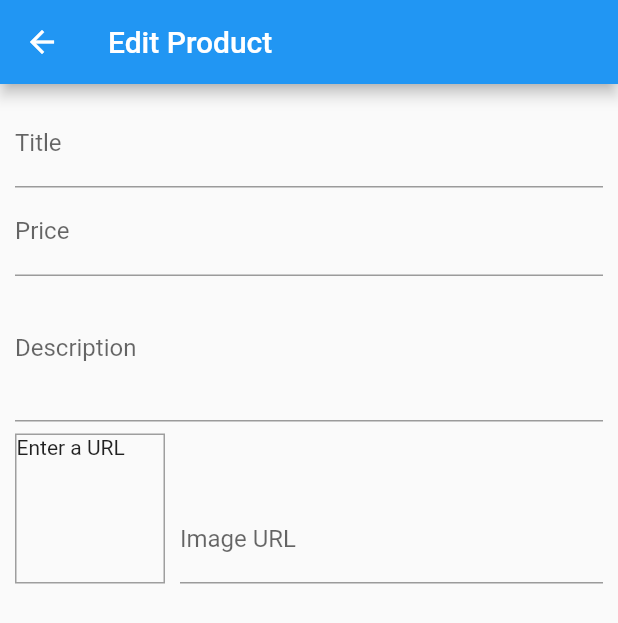
After one commit to burdalgin/Shop_App_State_manager, a Flutter app: the EditProductScreen screen opened by its route, on a phone screen of 412 x 824 dp. The commit adds this screen. Shown: the top 623 px of the screen. Run offline on Flutter 3.47's test engine with Material 2 defaults, Android fonts, the phone set to English and light mode, and no system bars; network calls fail.

Commit message:
edit product screen WIP|TExt fields added

```diff
--- a/project/lib/main.dart
+++ b/project/lib/main.dart
@@ -8,6 +8,7 @@ import 'providers/products_provider.dart';
 import 'package:provider/provider.dart';
 import 'providers/cart_provider.dart';
 import './screens/user_products_screen.dart';
+import './screens/edit_product_screen.dart';
 
 void main() => runApp(MyApp());
 
@@ -36,6 +37,7 @@ class MyApp extends StatelessWidget {
           CartScreen.routeName: (ctx) => CartScreen(),
           OrdersScreen.routeName: (ctx) => OrdersScreen(),
           UserProductsScreen.routeName: (ctx) => UserProductsScreen(),
+          EditProductScreen.routeName: (ctx) => EditProductScreen(),
         },
       ),
     );
--- /dev/null
+++ b/project/lib/screens/edit_product_screen.dart
@@ -0,0 +1,107 @@
+import 'package:flutter/material.dart';
+
+class EditProductScreen extends StatefulWidget {
+  static const routeName = '/edit-product-screen';
+  @override
+  State<EditProductScreen> createState() => _EditProductScreenState();
+}
+
+class _EditProductScreenState extends State<EditProductScreen> {
+  final _priceFocusNode = FocusNode();
+  final _descriptionNode = FocusNode();
+  final _imageUrlController = TextEditingController();
+  final _imageUrlFocusNode = FocusNode();
+
+  @override
+  void initState() {
+    _imageUrlFocusNode.addListener(_updateImageUrl);
+    super.initState();
+  }
+
+  void _updateImageUrl() {
+    if (!_imageUrlFocusNode.hasFocus) {
+      setState(() {});
+    }
+  }
+
+  @override
+  void dispose() //стираем значение после выхода перед входом на страницу
+  {
+    _imageUrlFocusNode.removeListener(_updateImageUrl);
+    _descriptionNode.dispose();
+    _priceFocusNode.dispose();
+    _imageUrlController.dispose();
+    _imageUrlFocusNode.dispose();
+
+    super.dispose();
+  }
+
+  Widget build(BuildContext context) {
+    return Scaffold(
+      appBar: AppBar(title: Text('Edit Product')),
+      body: Padding(
+        padding: const EdgeInsets.all(10.0),
+        child: Form(
+          child: ListView(
+            children: <Widget>[
+              TextFormField(
+                decoration: InputDecoration(labelText: 'Title'),
+                textInputAction: TextInputAction
+                    .next, //кнопка перехоа на следующую строку на клавиатуре
+                onFieldSubmitted: (_) =>
+                    {FocusScope.of(context).requestFocus(_priceFocusNode)},
+              ),
+              TextFormField(
+                decoration: InputDecoration(labelText: 'Price'),
+                textInputAction: TextInputAction
+                    .next, //кнопка перехоа на следующую строку на клавиатуре
+                keyboardType: TextInputType.number,
+                focusNode: _priceFocusNode,
+                onFieldSubmitted: (_) =>
+                    {FocusScope.of(context).requestFocus(_descriptionNode)},
+              ),
+              TextFormField(
+                decoration: InputDecoration(labelText: 'Description'),
+                maxLines: 3,
+                keyboardType: TextInputType.multiline,
+                textInputAction: TextInputAction
+                    .next, //кнопка перехоа на следующую строку на клавиатуре
+                onFieldSubmitted: (_) =>
+                    {FocusScope.of(context).requestFocus(_priceFocusNode)},
+                focusNode: _descriptionNode,
+              ),
+              Row(
+                crossAxisAlignment: CrossAxisAlignment.end,
+                children: <Widget>[
+                  Container(
+                    width: 100,
+                    height: 100,
+                    margin: EdgeInsets.only(top: 8, right: 10),
+                    decoration: BoxDecoration(
+                      border: Border.all(width: 1, color: Colors.grey),
+                    ),
+                    child: _imageUrlController.text.isEmpty
+                        ? Text('Enter a URL')
+                        : FittedBox(
+                            child: Image.network(_imageUrlController.text),
+                            fit: BoxFit.cover,
+                          ),
+                  ),
+                  Expanded(
+                    child: TextFormField(
+                      decoration: InputDecoration(labelText: 'Image URL'),
+                      keyboardType: TextInputType.url,
+                      textInputAction: TextInputAction.done,
+                      controller: _imageUrlController,
+                      focusNode: _imageUrlFocusNode,
+                    ),
+                  ),
+                ],
+              )
+            ],
+          ),
+        ),
+      ),
+    );
+  }
+}
--- a/project/lib/screens/user_products_screen.dart
+++ b/project/lib/screens/user_products_screen.dart
@@ -3,6 +3,7 @@ import 'package:flutter/material.dart';
 import 'package:provider/provider.dart';
 import '../widgets/user_product_item.dart';
 import '../widgets/main_drawer.dart';
+import './edit_product_screen.dart';
 
 class UserProductsScreen extends StatelessWidget {
   static const routeName = '/user-product-screen';
@@ -14,7 +15,11 @@ class UserProductsScreen extends StatelessWidget {
         appBar: AppBar(
           title: const Text("Your Product"),
           actions: <Widget>[
-            IconButton(onPressed: () {}, icon: const Icon(Icons.add)),
+            IconButton(
+                onPressed: () {
+                  Navigator.of(context).pushNamed(EditProductScreen.routeName);
+                },
+                icon: const Icon(Icons.add)),
           ],
         ),
         body: Padding(
--- a/project/lib/widgets/user_product_item.dart
+++ b/project/lib/widgets/user_product_item.dart
@@ -1,4 +1,5 @@
 import 'package:flutter/material.dart';
+import '../screens/edit_product_screen.dart';
 
 class UserProductItem extends StatelessWidget {
   final String title;
```
